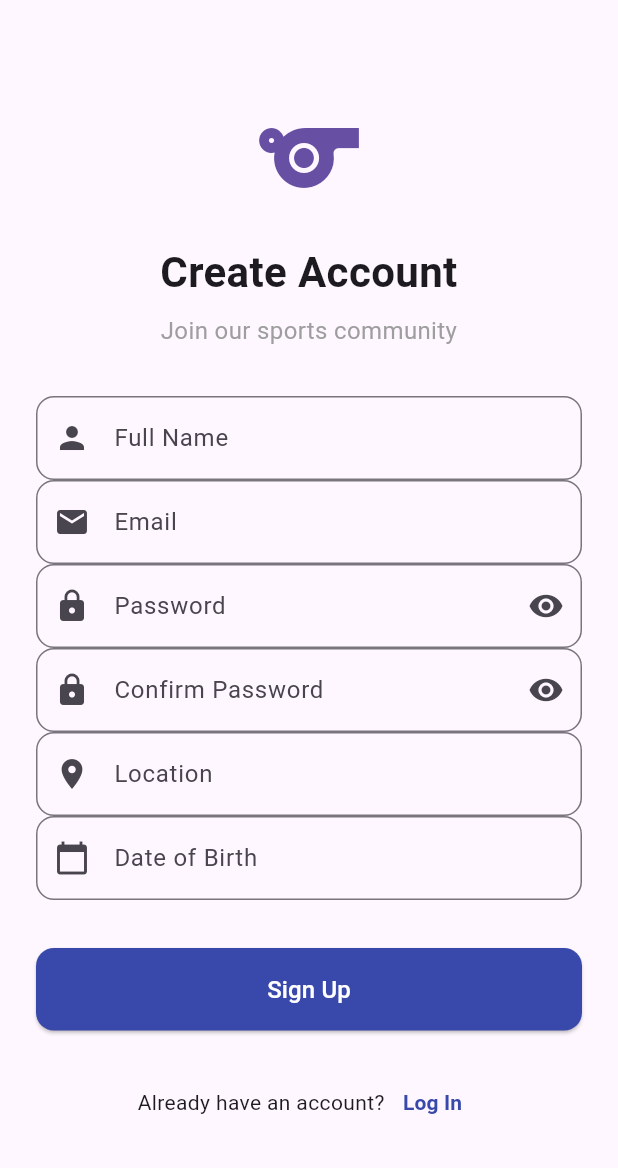
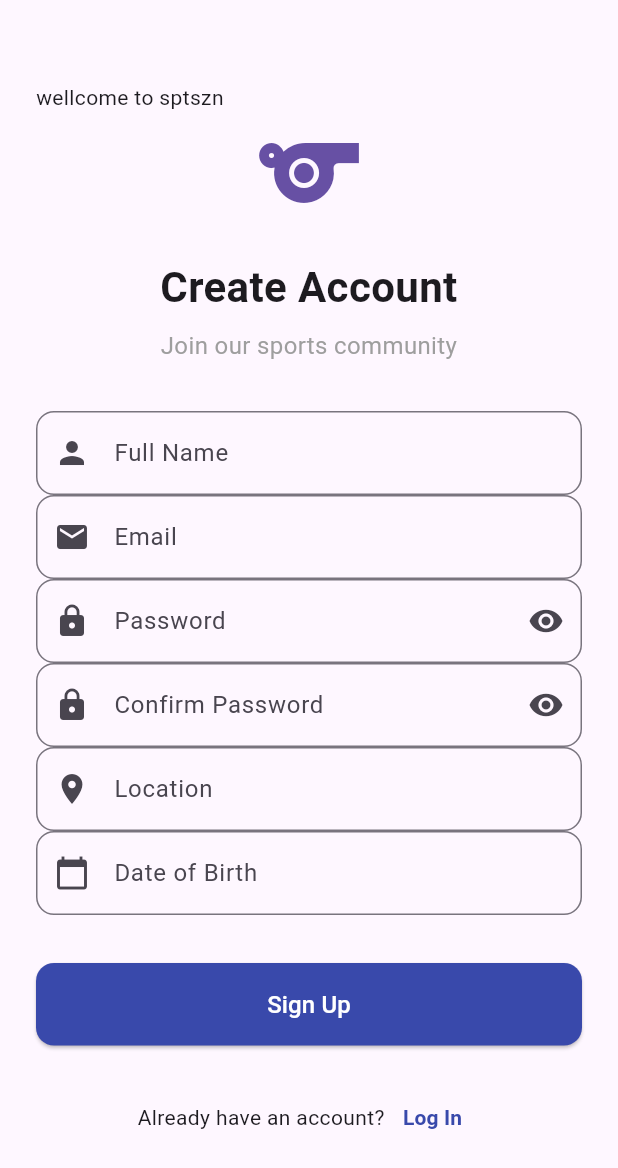
Before and after one commit to Project-Sportszone/SportsZone-Frontend, a Flutter app: the SignupScreen screen opened by its route, on a phone screen of 412 x 824 dp. Shown: the top 1168 px of the screen. Run offline on Flutter 3.47's test engine with Material 3 defaults, Android fonts, the phone set to English and light mode, and no system bars; our stand-ins replace dio, get, go_router.

Commit message:
welcome message added

```diff
--- a/frontend/lib/view/signup_screen.dart
+++ b/frontend/lib/view/signup_screen.dart
@@ -69,6 +69,7 @@ class _SignupScreenState extends State<SignupScreen> {
               child: Column(
                 crossAxisAlignment: CrossAxisAlignment.stretch,
                 children: [
+                  Text("wellcome to sptszn"),
                   Icon(Icons.sports, size: 80, color: Theme.of(context).primaryColor),
                   const SizedBox(height: 16),
                   const Text('Create Account', style: TextStyle(fontSize: 28, fontWeight: FontWeight.bold), textAlign: TextAlign.center),
```
